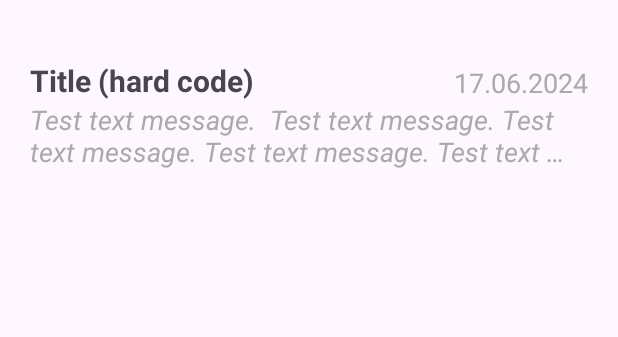
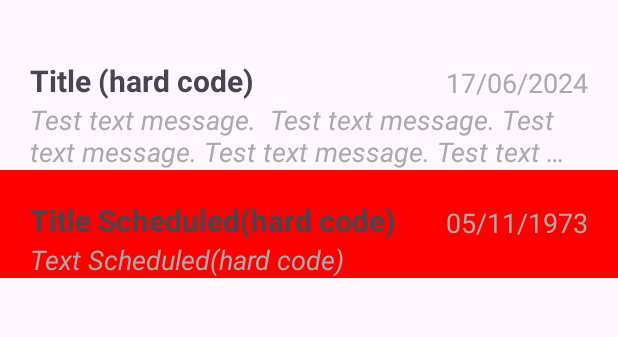
Before and after one commit to DzmitryDen/NotesApp, an Android app: the NotesActivity screen opened directly, with no data from a screen before it, on a phone screen of 412 x 824 dp, the part 204-541 px from its top. Run offline under Robolectric (Android 15) with nearby library versions, the phone set to English and light mode, and no system bars.

Commit message:
hw_20 completed

```diff
--- a/app/build.gradle.kts
+++ b/app/build.gradle.kts
@@ -33,6 +33,10 @@ android {
     kotlinOptions {
         jvmTarget = "1.8"
     }
+
+    buildFeatures {
+        viewBinding = true
+    }
 }
 
 dependencies {
--- a/app/src/main/java/com/hfad/notesapp/NoteDataBase.kt
+++ b/app/src/main/java/com/hfad/notesapp/NoteDataBase.kt
@@ -2,10 +2,16 @@ package com.hfad.notesapp
 
 object NoteDataBase {
 
-    val noteList = arrayListOf<Note>(
+    val noteList = arrayListOf<Any>(
         Note(
             title = "Title (hard code) ",
             message = "Test text message.  Test text message. Test text message. Test text message. Test text message. Test text message."
         ),
+
+        ScheduledNote(
+            title = "Title Scheduled(hard code)",
+            message = "Text Scheduled(hard code)",
+            date = "05/11/1973"
+        )
     )
 }
--- a/app/src/main/java/com/hfad/notesapp/NotesActivity.kt
+++ b/app/src/main/java/com/hfad/notesapp/NotesActivity.kt
@@ -2,31 +2,38 @@ package com.hfad.notesapp
 
 import android.content.Intent
 import android.os.Bundle
-import android.widget.TextView
 import androidx.appcompat.app.AppCompatActivity
 import androidx.recyclerview.widget.LinearLayoutManager
-import androidx.recyclerview.widget.RecyclerView
 import com.hfad.notesapp.adapter.NoteAdapter
+import com.hfad.notesapp.databinding.ActivityNotesBinding
 
 class NotesActivity : AppCompatActivity() {
 
+    private var binding: ActivityNotesBinding? = null
+
     override fun onCreate(savedInstanceState: Bundle?) {
         super.onCreate(savedInstanceState)
-        setContentView(R.layout.activity_notes)
 
-        val navigationButtonLogout = findViewById<TextView>(R.id.logout)
-        navigationButtonLogout.setOnClickListener {
+        binding = ActivityNotesBinding.inflate(layoutInflater).also { setContentView(it.root) }
+//        setContentView(R.layout.activity_notes)
+
+        val navigationButtonLogout = binding?.logout
+        navigationButtonLogout?.setOnClickListener {
             val intent = Intent(this, LoginActivity::class.java)
             startActivity(intent)
         }
 
-        val navigationButtonAddNew = findViewById<TextView>(R.id.add_new)
-        navigationButtonAddNew.setOnClickListener {
+        val navigationButtonAddNew = binding?.addNew
+        navigationButtonAddNew?.setOnClickListener {
             val intent = Intent(this, AddNoteActivity::class.java)
             startActivity(intent)
         }
 
-        findViewById<RecyclerView>(R.id.recycler_notes).run {
+        setList()
+    }
+
+    private fun setList() {
+        binding?.recyclerNotes?.run {
             layoutManager = LinearLayoutManager(this@NotesActivity)
             adapter = NoteAdapter().apply {
                 submitList(NoteDataBase.noteList)
--- /dev/null
+++ b/app/src/main/java/com/hfad/notesapp/ScheduledNote.kt
@@ -0,0 +1,7 @@
+package com.hfad.notesapp
+
+data class ScheduledNote(
+    val title: String,
+    val message: String,
+    val date: String
+)
--- a/app/src/main/java/com/hfad/notesapp/adapter/NoteAdapter.kt
+++ b/app/src/main/java/com/hfad/notesapp/adapter/NoteAdapter.kt
@@ -1,20 +1,72 @@
 package com.hfad.notesapp.adapter
 
 import android.view.LayoutInflater
+import android.view.View
 import android.view.ViewGroup
+import androidx.recyclerview.widget.DiffUtil
 import androidx.recyclerview.widget.ListAdapter
+import androidx.recyclerview.widget.RecyclerView.ViewHolder
 import com.hfad.notesapp.Note
-import com.hfad.notesapp.R
+import com.hfad.notesapp.ScheduledNote
+import com.hfad.notesapp.databinding.ItemNoteBinding
+import com.hfad.notesapp.databinding.ItemScheduledNoteBinding
 
-class NoteAdapter : ListAdapter<Note, NoteViewHolder>(NoteDiffUtil()) {
+class NoteAdapter : ListAdapter<Any, ViewHolder>(object : DiffUtil.ItemCallback<Any>() {
 
-    override fun onCreateViewHolder(parent: ViewGroup, viewType: Int): NoteViewHolder {
-        return NoteViewHolder(
-            LayoutInflater.from(parent.context).inflate(R.layout.item_note, parent, false)
-        )
+    override fun areItemsTheSame(oldItem: Any, newItem: Any): Boolean {
+        return false
     }
 
-    override fun onBindViewHolder(holder: NoteViewHolder, position: Int) {
-        holder.bind(getItem(position))
+    override fun areContentsTheSame(oldItem: Any, newItem: Any): Boolean {
+        return false
+    }
+}) {
+
+    override fun onCreateViewHolder(parent: ViewGroup, viewType: Int): ViewHolder {
+        return when (viewType) {
+
+            NOTE -> NoteViewHolder(
+                ItemNoteBinding.inflate(LayoutInflater.from(parent.context), parent, false)
+            )
+
+            SCHEDULED_NOTE -> ScheduledNoteViewHolder(
+                ItemScheduledNoteBinding.inflate(LayoutInflater.from(parent.context), parent, false)
+            )
+
+            else -> {
+                val view = View(parent.context)
+                val recyclerView = object : ViewHolder(view) {}
+                recyclerView
+            }
+        }
+    }
+
+    override fun onBindViewHolder(holder: ViewHolder, position: Int) {
+        when (holder) {
+
+            is NoteViewHolder -> {
+                (getItem(position) as? Note)?.let {
+                    holder.bind(it)
+                }
+            }
+
+            is ScheduledNoteViewHolder -> {
+                (getItem(position) as? ScheduledNote)?.let {
+                    holder.bind(it)
+                }
+            }
+        }
+    }
+
+    override fun getItemViewType(position: Int): Int {
+        return when (getItem(position)) {
+            is Note -> NOTE
+            is ScheduledNote -> SCHEDULED_NOTE
+            else -> NOTFIND
+        }
     }
 }
+
+private const val NOTE = 1
+private const val SCHEDULED_NOTE = 2
+private const val NOTFIND = 0
--- a/app/src/main/java/com/hfad/notesapp/adapter/NoteViewHolder.kt
+++ b/app/src/main/java/com/hfad/notesapp/adapter/NoteViewHolder.kt
@@ -1,23 +1,20 @@
 package com.hfad.notesapp.adapter
 
-import android.view.View
-import android.widget.TextView
 import android.widget.Toast
 import androidx.recyclerview.widget.RecyclerView
 import com.hfad.notesapp.Note
-import com.hfad.notesapp.R
+import com.hfad.notesapp.databinding.ItemNoteBinding
 import com.hfad.notesapp.utils.toSimpleText
 import java.time.LocalDate
-import java.time.format.DateTimeFormatter
 
-class NoteViewHolder(private val view: View) : RecyclerView.ViewHolder(view) {
+class NoteViewHolder(private val binding: ItemNoteBinding) : RecyclerView.ViewHolder(binding.root) {
 
-    private val titleView = view.findViewById<TextView>(R.id.title_note)
-    private val messageView = view.findViewById<TextView>(R.id.message_text_note)
-    private val dateView = view.findViewById<TextView>(R.id.date_note)
+    private val titleView = binding.titleNote
+    private val messageView = binding.messageTextNote
+    private val dateView = binding.dateNote
 
     private fun getMessageDate(): String {
-      return LocalDate.now().toSimpleText()
+        return LocalDate.now().toSimpleText()
     }
 
     fun bind(note: Note) {
@@ -25,17 +22,17 @@ class NoteViewHolder(private val view: View) : RecyclerView.ViewHolder(view) {
         messageView.text = note.message
         dateView.text = getMessageDate()
 
-        view.findViewById<TextView>(R.id.title_note).setOnClickListener {
-            Toast.makeText(view.context, note.title, Toast.LENGTH_SHORT).show()
+        titleView.setOnClickListener {
+            Toast.makeText(it.context, note.title, Toast.LENGTH_SHORT).show()
         }
 
         messageView.apply {
             maxLines = 2
             setOnClickListener {
-                if (maxLines == 2) {
-                    maxLines = Int.MAX_VALUE
+                maxLines = if (maxLines == 2) {
+                    Int.MAX_VALUE
                 } else {
-                    maxLines = 2
+                    2
                 }
             }
         }
--- /dev/null
+++ b/app/src/main/java/com/hfad/notesapp/adapter/ScheduledNoteViewHolder.kt
@@ -0,0 +1,36 @@
+package com.hfad.notesapp.adapter
+
+import android.graphics.Color
+import androidx.recyclerview.widget.RecyclerView.ViewHolder
+import com.hfad.notesapp.ScheduledNote
+import com.hfad.notesapp.databinding.ItemScheduledNoteBinding
+import com.hfad.notesapp.utils.compareDates
+import com.hfad.notesapp.utils.toSimpleText
+import java.time.LocalDate
+
+class ScheduledNoteViewHolder(private val binding: ItemScheduledNoteBinding) :
+    ViewHolder(binding.root) {
+
+    private val titleView = binding.titleScheduledNote
+    private val messageView = binding.messageTextScheduledNote
+    private val dateView = binding.dateScheduledNote
+    private val item = binding.root
+
+    fun bind(note: ScheduledNote) {
+        titleView.text = note.title
+        messageView.text = note.message
+        dateView.text = note.date
+
+        if (compareDates(note.date, LocalDate.now().toSimpleText()) == 0) {
+            item.setBackgroundColor(Color.YELLOW)
+        }
+
+        if (compareDates(note.date, LocalDate.now().toSimpleText()) == 1) {
+            item.setBackgroundColor(Color.RED)
+        }
+
+        if (compareDates(note.date, LocalDate.now().toSimpleText()) == 2) {
+            item.setBackgroundColor(Color.GREEN)
+        }
+    }
+}
--- /dev/null
+++ b/app/src/main/java/com/hfad/notesapp/utils/CompareDates.kt
@@ -0,0 +1,16 @@
+package com.hfad.notesapp.utils
+
+import java.text.SimpleDateFormat
+import java.util.Locale
+
+fun compareDates(dateString1: String, dateString2: String): Int {
+    val dateFormat = SimpleDateFormat("dd/MM/yyyy", Locale.getDefault())
+    val date1 = dateFormat.parse(dateString1)
+    val date2 = dateFormat.parse(dateString2)
+
+    return when {
+        date1.before(date2) -> 1
+        date1.after(date2) -> 2
+        else -> 0
+    }
+}
--- a/app/src/main/java/com/hfad/notesapp/utils/DateExtensions.kt
+++ b/app/src/main/java/com/hfad/notesapp/utils/DateExtensions.kt
@@ -3,7 +3,7 @@ package com.hfad.notesapp.utils
 import java.time.LocalDate
 import java.time.format.DateTimeFormatter
 
-private const val DATE_FORMAT = "dd.MM.yyyy"
+private const val DATE_FORMAT = "dd/MM/yyyy"
 
 fun LocalDate.toSimpleText(): String {
     val formatter = DateTimeFormatter.ofPattern(DATE_FORMAT)
--- /dev/null
+++ b/app/src/main/res/layout/item_scheduled_note.xml
@@ -0,0 +1,47 @@
+<?xml version="1.0" encoding="utf-8"?>
+<androidx.constraintlayout.widget.ConstraintLayout xmlns:android="http://schemas.android.com/apk/res/android"
+    xmlns:app="http://schemas.android.com/apk/res-auto"
+    xmlns:tools="http://schemas.android.com/tools"
+    android:layout_width="match_parent"
+    android:layout_height="wrap_content">
+
+    <TextView
+        android:id="@+id/title_scheduled_note"
+        style="@style/TitleNoteStyle"
+        android:layout_width="wrap_content"
+        android:layout_height="wrap_content"
+        android:layout_margin="@dimen/dp_20"
+        android:ellipsize="end"
+        android:maxLines="1"
+        app:layout_constraintEnd_toStartOf="@+id/date_scheduled_note"
+        app:layout_constraintHorizontal_chainStyle="spread_inside"
+        app:layout_constraintStart_toStartOf="parent"
+        app:layout_constraintTop_toTopOf="parent"
+        tools:text="Title test" />
+
+    <TextView
+        android:id="@+id/date_scheduled_note"
+        style="@style/DateNoteStyle"
+        android:layout_width="wrap_content"
+        android:layout_height="wrap_content"
+        android:layout_marginEnd="@dimen/dp_20"
+        android:ellipsize="end"
+        android:maxLines="1"
+        app:layout_constraintBottom_toBottomOf="@id/title_scheduled_note"
+        app:layout_constraintEnd_toEndOf="parent"
+        app:layout_constraintStart_toEndOf="@id/title_scheduled_note"
+        tools:text="04/04/2024" />
+
+    <TextView
+        android:id="@+id/message_text_scheduled_note"
+        style="@style/MessageNoteStyle"
+        android:layout_width="match_parent"
+        android:layout_height="wrap_content"
+        android:layout_marginHorizontal="@dimen/dp_20"
+        android:ellipsize="end"
+        app:layout_constraintEnd_toEndOf="parent"
+        app:layout_constraintStart_toStartOf="parent"
+        app:layout_constraintTop_toBottomOf="@id/title_scheduled_note"
+        tools:text="Message text test" />
+
+</androidx.constraintlayout.widget.ConstraintLayout>
--- a/app/src/main/res/values/strings.xml
+++ b/app/src/main/res/values/strings.xml
@@ -22,4 +22,6 @@
     <string name="text_add_button">Add</string>
     <string name="error_not_empty">cannot be empty</string>
     <string name="error_common">error</string>
+    <string name="hint_date">Date</string>
+    <string name="check_box_text">Select date</string>
 </resources>
```
Also changed, not shown: app/src/main/java/com/hfad/notesapp/AddNoteActivity.kt (+69 -13 lines), app/src/main/java/com/hfad/notesapp/LoginActivity.kt (+10 -8 lines), app/src/main/java/com/hfad/notesapp/MainActivity.kt (+9 -8 lines), app/src/main/java/com/hfad/notesapp/SignupActivity.kt (+15 -11 lines), app/src/main/res/layout/activity_add_note.xml (+25 -0 lines), app/src/main/res/values/styles.xml (+7 -0 lines).
